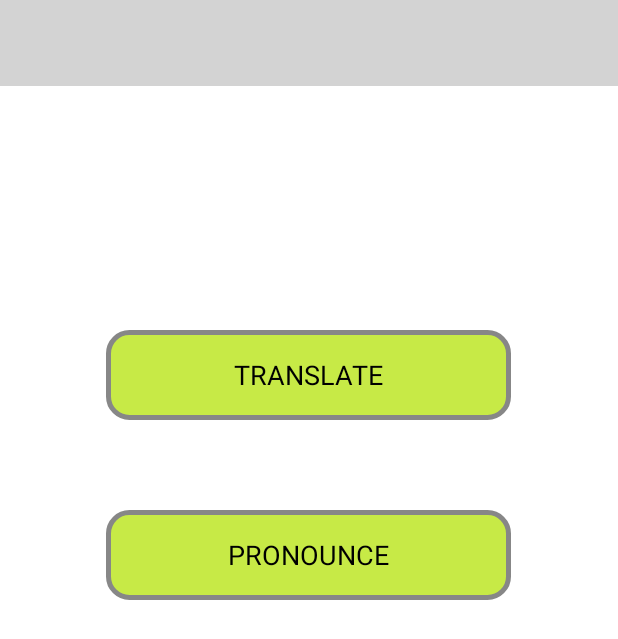
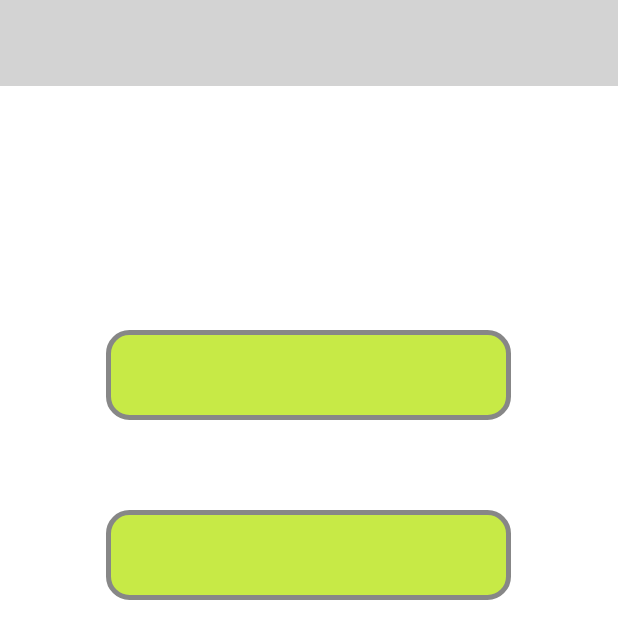
Before and after one commit to kulkarni-sameer/AWProject, an Android app: the layout beginner_activity.xml on its own in the app's theme, with its tools: preview values and no code run, on a phone screen of 412 x 824 dp. Shown: the top 639 px of the screen. Run offline under Robolectric (Android 15) with nearby library versions, the phone set to English and light mode, and no system bars.

Commit message:
change button to reflect selected language

```diff
--- a/app/src/main/java/com/qualcomm/vuforia/samples/VuforiaSamples/ui/ActivityList/FrenchActivity.java
+++ b/app/src/main/java/com/qualcomm/vuforia/samples/VuforiaSamples/ui/ActivityList/FrenchActivity.java
@@ -59,8 +59,10 @@ public class FrenchActivity extends Activity implements View.OnClickListener
         setContentView(R.layout.beginner_activity);
         mTranslateButton=(Button) findViewById(R.id.translate) ;
         mTranslateButton.setOnClickListener(this);
+        mTranslateButton.setText("Traduire");
         mPronunciateButton=(Button) findViewById(R.id.pronunciation);
         mPronunciateButton.setOnClickListener(this);
+        mPronunciateButton.setText("Prononcer");
         mAboutTextTitle = (TextView) findViewById(R.id.about_text_title);
         mAboutTextTitle.setText("French Translation");
         Bundle extras = getIntent().getExtras();
--- a/app/src/main/java/com/qualcomm/vuforia/samples/VuforiaSamples/ui/ActivityList/SpanishActivity.java
+++ b/app/src/main/java/com/qualcomm/vuforia/samples/VuforiaSamples/ui/ActivityList/SpanishActivity.java
@@ -59,8 +59,10 @@ public class SpanishActivity extends Activity implements View.OnClickListener
         setContentView(R.layout.beginner_activity);
         mTranslateButton=(Button) findViewById(R.id.translate) ;
         mTranslateButton.setOnClickListener(this);
+        mTranslateButton.setText("Traducir");
         mPronunciateButton=(Button) findViewById(R.id.pronunciation);
         mPronunciateButton.setOnClickListener(this);
+        mPronunciateButton.setText("Pronunciar");
         mAboutTextTitle = (TextView) findViewById(R.id.about_text_title);
         mAboutTextTitle.setText("Spanish Translation");
         Bundle extras = getIntent().getExtras();
--- a/app/src/main/res/layout/beginner_activity.xml
+++ b/app/src/main/res/layout/beginner_activity.xml
@@ -35,7 +35,6 @@
         android:layout_centerHorizontal="true"
         android:layout_marginTop="220dp"
         android:background="@drawable/button_background"
-        android:text="Translate"
         android:textAllCaps="true"
         android:textColor="@color/black" />
     <TextView
@@ -56,7 +55,6 @@
 
         android:layout_centerHorizontal="true"
         android:layout_marginTop="340dp"
-        android:text="Pronounce"
         android:textAllCaps="true"
         android:textColor="@color/black"
         android:background="@drawable/button_background"/>
```
